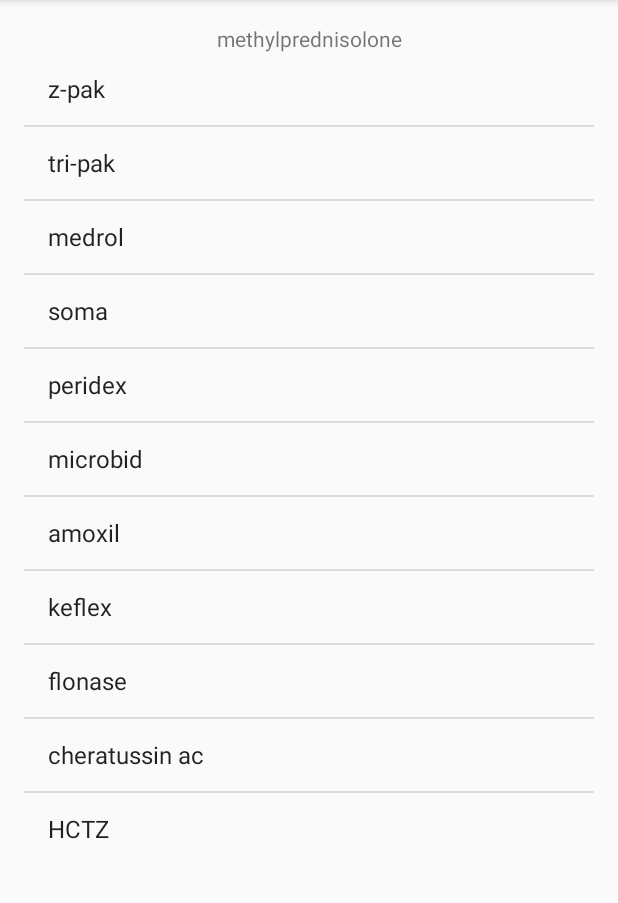
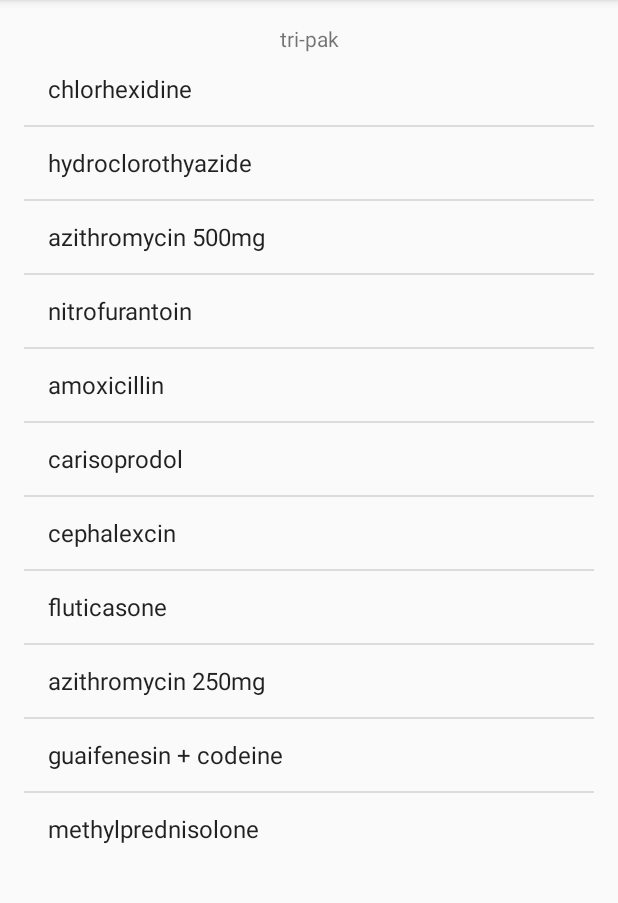
Before and after one commit to KimTNguyen/Android-Development, an Android app: the screen it shows after launch (MainActivity), on a phone screen of 412 x 824 dp, the part 84-987 px from its top. Run offline under Robolectric (Android 15) with nearby library versions, the phone set to English and light mode, and no system bars.

Commit message:
read drugs data from a map

```diff
--- a/DrugList/app/src/main/java/projects/android/nguyen/kim/druglist/MainActivity.java
+++ b/DrugList/app/src/main/java/projects/android/nguyen/kim/druglist/MainActivity.java
@@ -1,6 +1,12 @@
+/**
+ * This project displays a generic name of a drug, a user will pick a brand name
+ * accordingly from a list of brand name provided.
+ *
+ * @author Kim Nguyen
+ * @version 09-Jan-2017
+ */
 package projects.android.nguyen.kim.druglist;
 
-import android.opengl.EGLExt;
 import android.support.v7.app.AppCompatActivity;
 import android.os.Bundle;
 import android.util.Log;
@@ -18,56 +24,57 @@ import java.util.Random;
 
 public class MainActivity extends AppCompatActivity {
 
-    private final String[] DRUGS = {"z-pak", "azithromycin 250mg",
-            "tri-pak", "azithromycin 500mg", "medrol",
-            "methylprednisolone","soma", "carisoprodol",
-            "peridex", "chlorhexidine", "microbid", "nitrofurantoin",
-            "amoxil", "amoxicillin", "keflex", "cephalexcin", "flonase",
-            "fluticasone", "cheratussin ac", "guaifenesin + codeine",
-            "HCTZ", "hydroclorothyazide"};
-
     private Map<String, String> brandAndGeneric = new HashMap<>();
-    private final ArrayList<String> brandArray = new ArrayList<>();
+    private final ArrayList<String> genericArray = new ArrayList<>();
 
     @Override
     protected void onCreate(Bundle savedInstanceState) {
         super.onCreate(savedInstanceState);
         setContentView(R.layout.activity_main);
 
-        for (int index = 0; index < DRUGS.length; index += 2) {
-            brandArray.add(DRUGS[index]);
-            brandAndGeneric.put(DRUGS[index], DRUGS[index + 1]);
+        brandAndGeneric = initDrugData();
+
+        for (String value:brandAndGeneric.values()) {
+            genericArray.add(value);
         }
 
         pickDrugName();
     }
 
-    protected String generateGeneric() {
-        // Set text view with a random brand name
+    /**
+     * Sets text for the TextView with the random brand name
+     *
+     * @return the random brand name
+     */
+    protected String displayBrandName() {
         Random brandPos = new Random();
-        String genericGenerate = DRUGS[brandPos.nextInt(brandArray.size()) * 2 + 1];
+        TextView genericView = (TextView) findViewById(R.id.generic);
 
-        TextView genericView = (TextView) findViewById(R.id.generic);
-        genericView.setText(genericGenerate);
-        return genericGenerate;
+        /* Generates a random number from the set of drug name */
+        String brandName = (String) brandAndGeneric.keySet().toArray()[brandPos.nextInt(genericArray.size())];
+
+        genericView.setText(brandName);
+        return brandName;
     }
 
+    /**
+     * Gives feedback right or wrong when the user clicks on the generic name on the list
+     */
     protected void pickDrugName() {
+        final String nameGenerated = displayBrandName();
+        ListView drugView = (ListView) findViewById(R.id.drug_list);
+        final ArrayAdapter<String> drugAdapter = new ArrayAdapter<>(this, android.R.layout.simple_list_item_1, genericArray);
 
-        final String genericGenerate = generateGeneric();
-
-        ListView drugView = (ListView) findViewById(R.id.drug_list);
-
-        final ArrayAdapter<String> drugAdapter = new ArrayAdapter<String>(this, android.R.layout.simple_list_item_1, brandArray);
         drugView.setAdapter(drugAdapter);
 
         drugView.setOnItemClickListener(new AdapterView.OnItemClickListener() {
             @Override
             public void onItemClick(AdapterView<?> adapterView, View view, int brand, long l) {
                 Log.d("position", "the user click on: " + brand);
-                String genericChosen = brandAndGeneric.get(brandArray.get(brand));
+                Log.d("position", "the user click on: " + genericArray.get(brand));
+                Log.d("position", "the user click on: " + brandAndGeneric.get(nameGenerated));
 
-                if (genericChosen.equals(genericGenerate)) {
+                if (brandAndGeneric.get(nameGenerated).equals(genericArray.get(brand))) {
                     Toast.makeText(MainActivity.this, "You are awesome!", Toast.LENGTH_SHORT).show();
                 } else {
                     Toast.makeText(MainActivity.this, "You suck!", Toast.LENGTH_SHORT).show();
@@ -77,5 +84,26 @@ public class MainActivity extends AppCompatActivity {
         });
     }
 
+    /**
+     * Initializes the drug data in the form of Map data structure
+     *
+     * @return the map of drug's brand name and its generic
+     */
+    private Map<String, String> initDrugData() {
 
+        Map<String, String> drugData = new HashMap<>();
+        drugData.put("z-pak", "azithromycin 250mg");
+        drugData.put("tri-pak", "azithromycin 500mg");
+        drugData.put("medrol", "methylprednisolone");
+        drugData.put("soma", "carisoprodol");
+        drugData.put("peridex", "chlorhexidine");
+        drugData.put("microbid", "nitrofurantoin");
+        drugData.put("amoxil", "amoxicillin");
+        drugData.put("keflex", "cephalexcin");
+        drugData.put("flonase", "fluticasone");
+        drugData.put("cheratussin ac", "guaifenesin + codeine");
+        drugData.put("HCTZ", "hydroclorothyazide");
+
+        return drugData;
+    }
 }
```
